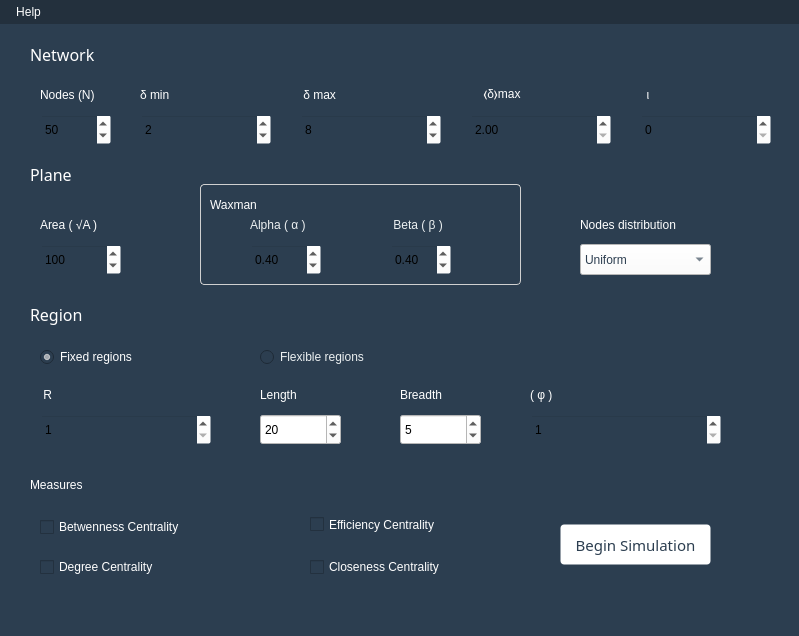
Above: mainwindow.ui from Trindad/network-topologies-generator-frontend before the change. Below: the same form after it.
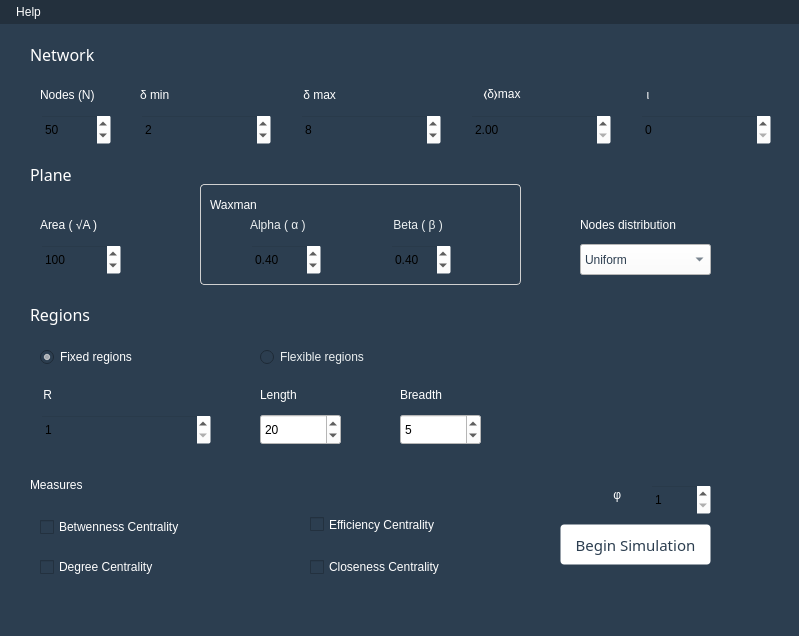
That is the form after the change.

Commit message: Finalizando plano e regiões para o help.

```diff
--- a/mainwindow.ui
+++ b/mainwindow.ui
@@ -804,9 +804,9 @@
    <widget class="QSpinBox" name="numberOfSimulations">
     <property name="geometry">
      <rect>
-      <x>530</x>
-      <y>390</y>
-      <width>191</width>
+      <x>650</x>
+      <y>460</y>
+      <width>61</width>
       <height>31</height>
      </rect>
     </property>
@@ -879,9 +879,9 @@
    <widget class="QLabel" name="label_5">
     <property name="geometry">
      <rect>
-      <x>530</x>
-      <y>360</y>
-      <width>201</width>
+      <x>610</x>
+      <y>460</y>
+      <width>21</width>
       <height>21</height>
      </rect>
     </property>
@@ -889,7 +889,7 @@
      <string>Number of Simulations </string>
     </property>
     <property name="text">
-     <string>( φ )</string>
+     <string> φ </string>
     </property>
    </widget>
    <widget class="QLabel" name="label_8">
@@ -1140,7 +1140,7 @@
      <rect>
       <x>30</x>
       <y>280</y>
-      <width>67</width>
+      <width>91</width>
       <height>21</height>
      </rect>
     </property>
@@ -1157,7 +1157,7 @@
      <string notr="true">font: 75 12pt &quot;Droid Sans&quot;;</string>
     </property>
     <property name="text">
-     <string>Region</string>
+     <string>Regions</string>
     </property>
    </widget>
    <widget class="QLabel" name="error">
```
The commit also changes 1 other file.
